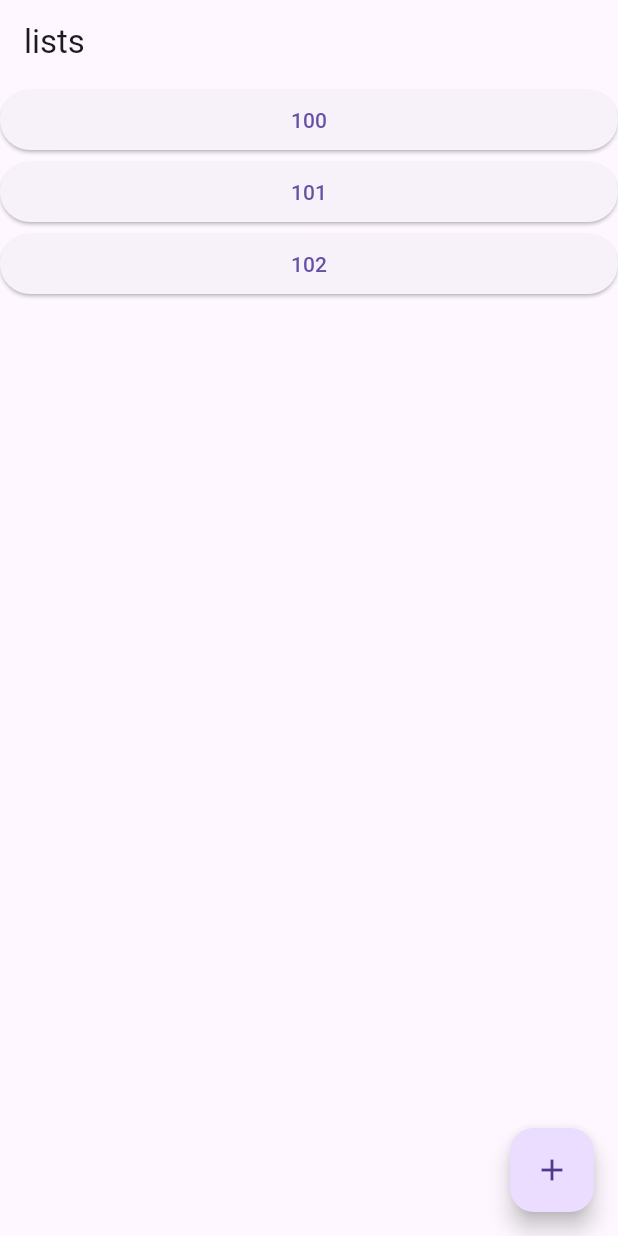
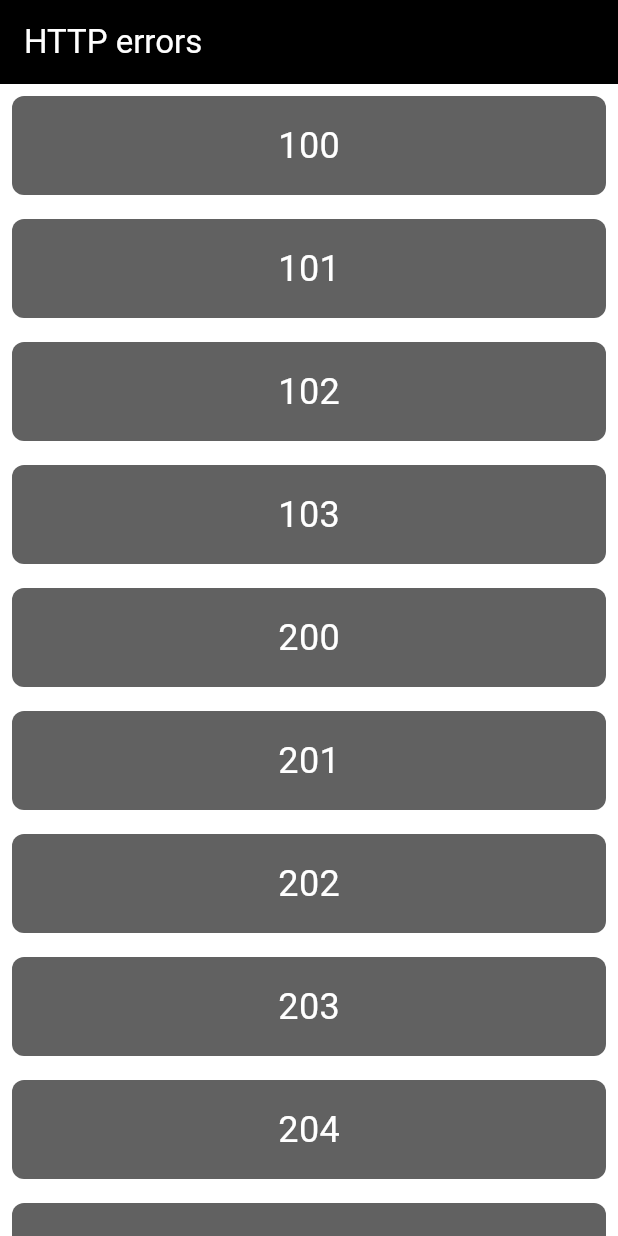
Before and after one commit to motoshi-suzuki-hp/cats, a Flutter app: the screen it shows after launch, on a phone screen of 412 x 824 dp. Run offline on Flutter 3.47's test engine with Material 3 defaults, Android fonts, the phone set to English and light mode, and no system bars.

Commit message:
cats and dogs

```diff
--- a/lib/main.dart
+++ b/lib/main.dart
@@ -1,3 +1,4 @@
+import 'package:flutter/foundation.dart';
 import 'package:flutter/material.dart';
 
 void main() {
@@ -7,23 +8,12 @@ void main() {
 class MyApp extends StatelessWidget {
   const MyApp({super.key});
 
-
-  // This widget is the root of your application.
   @override
   Widget build(BuildContext context) {
     return MaterialApp(
       title: 'Flutter Demo',
       theme: ThemeData(
-        // This is the theme of your application.
-        //
-        // Try running your application with "flutter run". You'll see the
-        // application has a blue toolbar. Then, without quitting the app, try
-        // changing the primarySwatch below to Colors.green and then invoke
-        // "hot reload" (press "r" in the console where you ran "flutter run",
-        // or simply save your changes to "hot reload" in a Flutter IDE).
-        // Notice that the counter didn't reset back to zero; the application
-        // is not restarted.
-        primarySwatch: Colors.blue,
+        colorScheme: ColorScheme.fromSwatch(primarySwatch: Colors.blue).copyWith(background: Colors.black),
       ),
       home: const CatListPage(),
     );
@@ -32,66 +22,111 @@ class MyApp extends StatelessWidget {
 
 class CatListPage extends StatelessWidget {
   const CatListPage({super.key});
-  static const List<int> error = [100, 101, 102];
+  static const List<int> error = [
+    100, 101, 102, 103,
+    200, 201, 202, 203, 204, 205, 206, 207, 208, 226,
+    300, 301, 302, 303, 304, 305, 307, 308,
+    400, 401, 402, 403, 404, 405, 406, 407, 408, 409, 410, 411, 412, 413, 414, 415, 416, 417, 418, 420, 421, 422, 423, 424, 425, 426, 428, 429, 431, 444, 450, 451, 497, 498, 499,
+    500, 501, 502, 503, 504, 506, 507, 508, 509, 510, 511, 521, 522, 523, 525, 530, 599
+    ];
 
   @override
   Widget build(BuildContext context) {
     return Scaffold(
       appBar: AppBar(
-        title: const Text('lists'),
+        title: const Text(
+          'HTTP errors',
+          style: TextStyle(color: Colors.white),
+          ),
+        backgroundColor: Colors.black,
       ),
       body: ListView.builder(
-        itemCount: 3,
-        itemBuilder: (context, index) => IdButton(error[index]),
-      ),
-      floatingActionButton: FloatingActionButton(
-        onPressed: () {
-          Navigator.of(context).push(
-            MaterialPageRoute(builder: (context) {
-              return const CatPage();
-            })
+        itemCount: error.length,
+        itemBuilder: (context, index) {
+          // ボタンを表示
+          return GestureDetector(
+            // title: Text('${error[index]}'),
+            // ボタンが押されたときの処理
+            onTap: () {
+              // 遷移先のページに数字を渡して画面遷移
+              Navigator.push(
+                context,
+                MaterialPageRoute(
+                  builder: (context) => CatPage(errorId: error[index]),
+                ),
+              );
+            },
+            child: Container(
+              margin: EdgeInsets.all(8.0),
+              padding: EdgeInsets.all(16.0),
+              decoration: BoxDecoration(
+                color: const Color.fromARGB(255, 97, 97, 97), // Set the background color of the button
+                borderRadius: BorderRadius.circular(8.0), // Optional: Add rounded corners
+              ),
+              child: Center(
+                child: Text(
+                  '${error[index]}',
+                  style: TextStyle(
+                    color: Colors.white, // Set the text color
+                    fontSize: 24.0,
+                  ),
+                ),
+              ),
+            ),
           );
         },
-        child: const Icon(Icons.add),
       ),
     );
   }
 }
 
-class IdButton extends StatelessWidget {
-  final int errorId;
-  const IdButton(this.errorId, {Key? key}) : super(key: key);
-
-
-  @override
-  Widget build(BuildContext context) {
-    return ElevatedButton(
-        onPressed: () => {
-          Navigator.of(context).push(
-            MaterialPageRoute(
-                builder: (BuildContext context) => const CatPage(),
-            )
-          ),
-        },
-        child: Text(errorId.toString()),
-    );
-  }
-}
 
 
 class CatPage extends StatelessWidget {
-  const CatPage({super.key});
+  final int errorId;
+  final Key? key;
+
+  const CatPage({required this.errorId, this.key}) : super(key: key);
 
   @override
   Widget build(BuildContext context) {
     return Scaffold(
       body: Center(
-        child: TextButton(
-          onPressed: () {
-            Navigator.of(context).pop();
-          },
-          child: const Text('return'),
+        child: Column(
+          mainAxisAlignment: MainAxisAlignment.center,
+          children: [
+            SizedBox(
+              width: 400,
+              height: 400,
+              // child: Image.network(
+              //     'https://http.dog/$errorId.jpg'
+              //     ),
+                child: Column(
+                  children: [
+                    Image.network(
+                      'https://http.cat/$errorId.jpg',
+                    ),
+                    Image.network(
+                      'https://http.dog/$errorId.jpg',
+                    ),
+                  ],
+                ),
+            ),
+            TextButton(
+              onPressed: () {
+                Navigator.of(context).pop();
+              },
+              child: const Text(
+                'return',
+                style: TextStyle(
+                  fontSize: 24,
+                  color: Colors.white,
+                ),
+              ),
+            ),
+          ],
         ),
+
       ),
     );
   }
```
Also changed, not shown: pubspec.lock, 2 other files.
